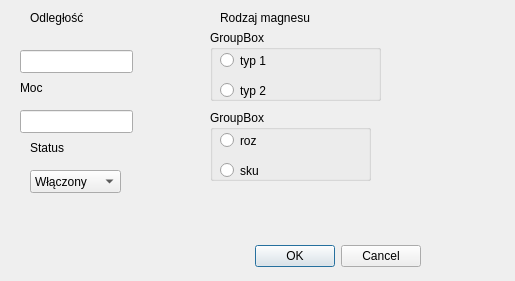
First picture: the form in wiz/dodaj.ui, repository illmoded/madx_nasz, before the edit.
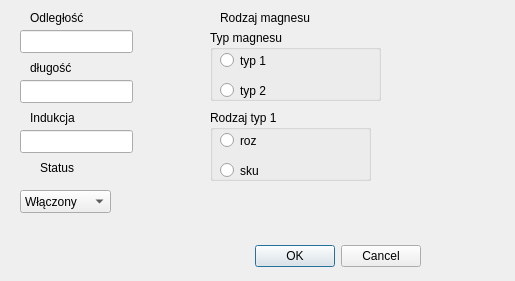
Second picture: the form after the edit.

Diff of the .ui file:
```diff
--- a/wiz/dodaj.ui
+++ b/wiz/dodaj.ui
@@ -33,7 +33,7 @@
    <property name="geometry">
     <rect>
      <x>20</x>
-     <y>50</y>
+     <y>30</y>
      <width>113</width>
      <height>23</height>
     </rect>
@@ -43,7 +43,7 @@
    <property name="geometry">
     <rect>
      <x>20</x>
-     <y>110</y>
+     <y>80</y>
      <width>113</width>
      <height>23</height>
     </rect>
@@ -52,8 +52,8 @@
   <widget class="QComboBox" name="comboBox">
    <property name="geometry">
     <rect>
-     <x>30</x>
-     <y>170</y>
+     <x>20</x>
+     <y>190</y>
      <width>91</width>
      <height>23</height>
     </rect>
@@ -85,14 +85,14 @@
   <widget class="QLabel" name="label_2">
    <property name="geometry">
     <rect>
-     <x>20</x>
-     <y>80</y>
+     <x>30</x>
+     <y>110</y>
      <width>71</width>
      <height>16</height>
     </rect>
    </property>
    <property name="text">
-    <string>Moc</string>
+    <string>Indukcja</string>
    </property>
   </widget>
   <widget class="QLabel" name="label_3">
@@ -111,8 +111,8 @@
   <widget class="QLabel" name="label_4">
    <property name="geometry">
     <rect>
-     <x>30</x>
-     <y>140</y>
+     <x>40</x>
+     <y>160</y>
      <width>59</width>
      <height>15</height>
     </rect>
@@ -122,6 +122,9 @@
    </property>
   </widget>
   <widget class="QGroupBox" name="groupBox">
+   <property name="enabled">
+    <bool>true</bool>
+   </property>
    <property name="geometry">
     <rect>
      <x>210</x>
@@ -131,7 +134,7 @@
     </rect>
    </property>
    <property name="title">
-    <string>GroupBox</string>
+    <string>Typ magnesu</string>
    </property>
    <widget class="QRadioButton" name="radioButton">
     <property name="geometry">
@@ -161,6 +164,9 @@
    </widget>
   </widget>
   <widget class="QGroupBox" name="groupBox_2">
+   <property name="enabled">
+    <bool>true</bool>
+   </property>
    <property name="geometry">
     <rect>
      <x>210</x>
@@ -170,7 +176,7 @@
     </rect>
    </property>
    <property name="title">
-    <string>GroupBox</string>
+    <string>Rodzaj typ 1</string>
    </property>
    <widget class="QRadioButton" name="radioButton_3">
     <property name="geometry">
@@ -199,6 +205,29 @@
     </property>
    </widget>
   </widget>
+  <widget class="QLabel" name="label_5">
+   <property name="geometry">
+    <rect>
+     <x>30</x>
+     <y>60</y>
+     <width>71</width>
+     <height>16</height>
+    </rect>
+   </property>
+   <property name="text">
+    <string>długość</string>
+   </property>
+  </widget>
+  <widget class="QLineEdit" name="lineEdit_3">
+   <property name="geometry">
+    <rect>
+     <x>20</x>
+     <y>130</y>
+     <width>113</width>
+     <height>23</height>
+    </rect>
+   </property>
+  </widget>
  </widget>
  <resources/>
  <connections>
```
